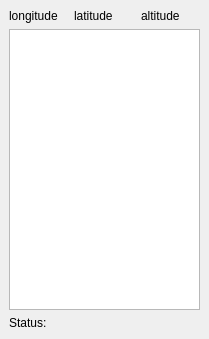
Qt form coordinatesview.ui (starchimpsgroup/GPS-Tracker) before a commit.
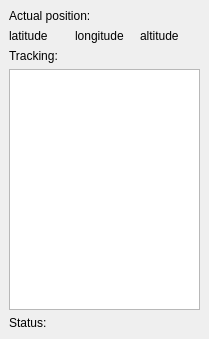
The same form after that commit.

Diff of the .ui file:
```diff
--- a/coordinatesview.ui
+++ b/coordinatesview.ui
@@ -16,16 +16,15 @@
   <widget class="QWidget" name="centralwidget">
    <layout class="QGridLayout" name="gridLayout">
     <item row="0" column="0">
-     <widget class="QLabel" name="longitude">
-      <property name="contextMenuPolicy">
-       <enum>Qt::NoContextMenu</enum>
-      </property>
+     <widget class="QLabel" name="label">
       <property name="text">
-       <string>longitude</string>
+       <string>Actual position:</string>
       </property>
      </widget>
     </item>
-    <item row="0" column="1">
+    <item row="1" column="0">
+     <layout class="QHBoxLayout" name="horizontalLayout">
+      <item>
      <widget class="QLabel" name="latitude">
       <property name="contextMenuPolicy">
        <enum>Qt::NoContextMenu</enum>
@@ -35,7 +34,17 @@
       </property>
      </widget>
     </item>
-    <item row="0" column="2">
+      <item>
+       <widget class="QLabel" name="longitude">
+        <property name="contextMenuPolicy">
+         <enum>Qt::NoContextMenu</enum>
+        </property>
+        <property name="text">
+         <string>longitude</string>
+        </property>
+       </widget>
+      </item>
+      <item>
      <widget class="QLabel" name="altitude">
       <property name="contextMenuPolicy">
        <enum>Qt::NoContextMenu</enum>
@@ -45,7 +54,23 @@
       </property>
      </widget>
     </item>
-    <item row="3" column="0" colspan="2">
+     </layout>
+    </item>
+    <item row="2" column="0">
+     <widget class="QLabel" name="label_2">
+      <property name="text">
+       <string>Tracking:</string>
+      </property>
+     </widget>
+    </item>
+    <item row="3" column="0">
+     <widget class="QListView" name="coordinatesView">
+      <property name="contextMenuPolicy">
+       <enum>Qt::NoContextMenu</enum>
+      </property>
+     </widget>
+    </item>
+    <item row="4" column="0">
      <widget class="QLabel" name="status">
       <property name="contextMenuPolicy">
        <enum>Qt::NoContextMenu</enum>
@@ -55,13 +80,6 @@
       </property>
      </widget>
     </item>
-    <item row="1" column="0" colspan="3">
-     <widget class="QListView" name="coordinatesView">
-      <property name="contextMenuPolicy">
-       <enum>Qt::NoContextMenu</enum>
-      </property>
-     </widget>
-    </item>
    </layout>
   </widget>
   <widget class="QMenuBar" name="menubar">
```
Lines whose indentation alone changed are shown as unchanged.
